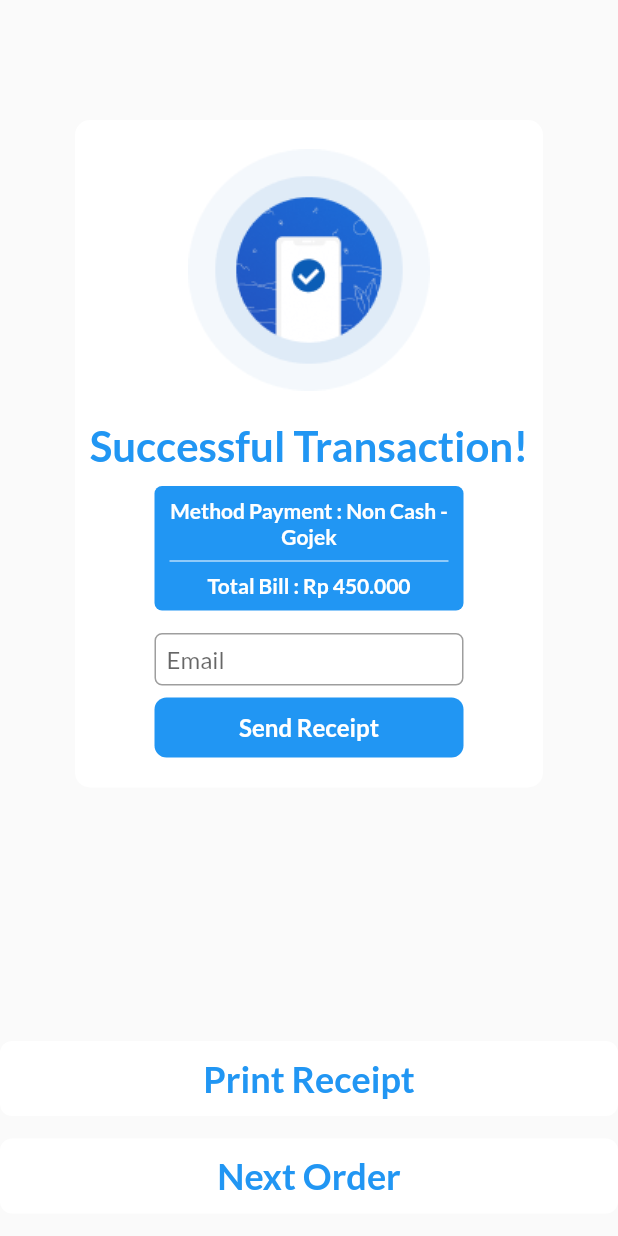
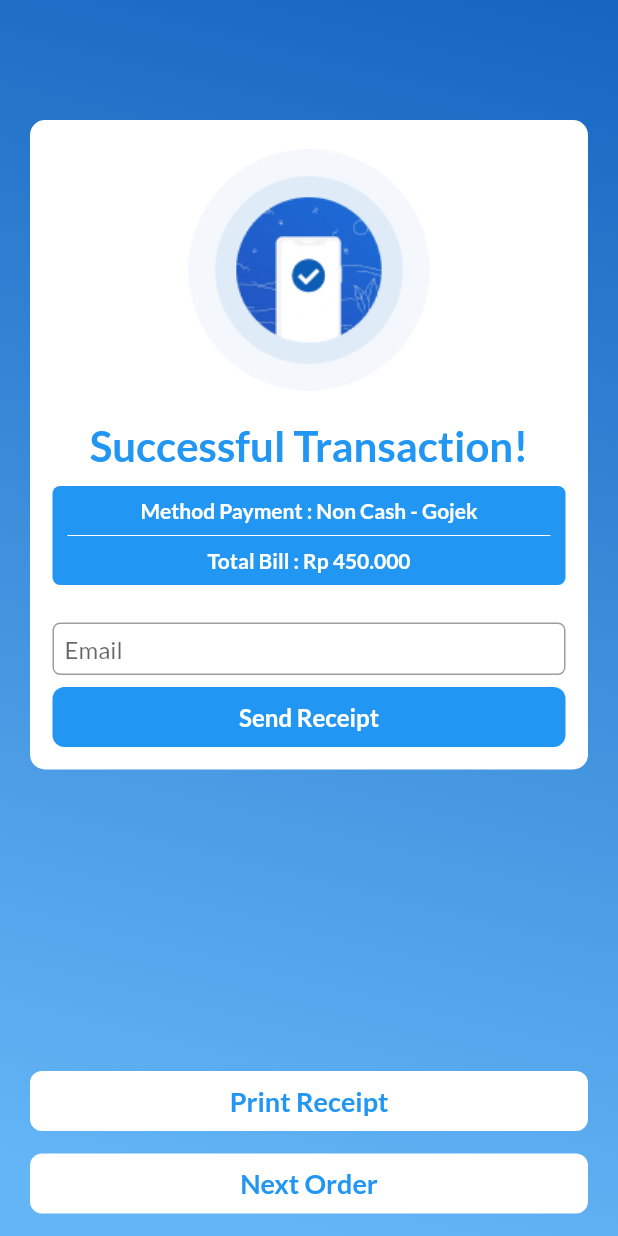
Before and after one commit to yonakris98/weez, a Flutter app: the CheckoutPage screen opened directly, after a tap on "Submit", on a phone screen of 412 x 824 dp. Run offline on Flutter 3.47's test engine with Material 2 defaults, Android fonts, the phone set to English and light mode, and no system bars; our stand-ins replace google_fonts.

Commit message:
initial commit

```diff
--- a/lib/ui/checkout.dart
+++ b/lib/ui/checkout.dart
@@ -77,7 +77,10 @@ class _CheckoutPageState extends State<CheckoutPage> {
               fontWeight: FontWeight.bold, fontSize: 24, color: Colors.blue),
         ),
       ),
-      body: SingleChildScrollView(
+      body: Column(
+        children: [
+          Expanded(
+            child: SingleChildScrollView(
               child: Column(
                 children: [
                   Container(
@@ -88,7 +91,8 @@ class _CheckoutPageState extends State<CheckoutPage> {
                           crossAxisAlignment: CrossAxisAlignment.start,
                           children: [
                             Padding(
-                        padding: const EdgeInsets.symmetric(vertical: 8.0),
+                              padding:
+                                  const EdgeInsets.symmetric(vertical: 8.0),
                               child: Text(
                                 'Order List',
                                 style: TextStyle(
@@ -179,7 +183,8 @@ class _CheckoutPageState extends State<CheckoutPage> {
                             crossAxisAlignment: CrossAxisAlignment.start,
                             children: [
                               Padding(
-                          padding: const EdgeInsets.fromLTRB(0, 40, 0, 10),
+                                padding:
+                                    const EdgeInsets.fromLTRB(0, 40, 0, 10),
                                 child: Text(
                                   'Total Cash',
                                   style: TextStyle(
@@ -195,7 +200,8 @@ class _CheckoutPageState extends State<CheckoutPage> {
                                     filled: true,
                                     border: OutlineInputBorder(
                                         borderSide: BorderSide.none,
-                                  borderRadius: BorderRadius.circular(20.0)),
+                                        borderRadius:
+                                            BorderRadius.circular(20.0)),
                                     hintText: 'Enter total cash'),
                               ),
                             ],
@@ -234,7 +240,8 @@ class _CheckoutPageState extends State<CheckoutPage> {
                               ),
                             ],
                             onPressed: (int index) {
-                        setState(() {
+                              setState(
+                                () {
                                   for (int buttonIndex = 0;
                                       buttonIndex < isSelected.length;
                                       buttonIndex++) {
@@ -245,25 +252,25 @@ class _CheckoutPageState extends State<CheckoutPage> {
                                       isSelected[buttonIndex] = false;
                                     }
                                   }
-                        });
+                                },
+                              );
                             },
                             isSelected: isSelected,
                           ),
                         ),
-            SizedBox(
-              height: 100,
+                ],
+              ),
+            ),
           ),
           Padding(
-              padding:
-                  const EdgeInsets.symmetric(horizontal: 10.0, vertical: 15),
+            padding: const EdgeInsets.symmetric(horizontal: 10.0, vertical: 15),
             child: ButtonWidget(
-                height: 70,
+              height: 40,
               label: 'Submit',
               onTap: () {
                 Navigator.push(
                   context,
-                    MaterialPageRoute(
-                        builder: (context) => SuccessTransaction()),
+                  MaterialPageRoute(builder: (context) => SuccessTransaction()),
                 );
               },
               color: Colors.blue,
@@ -272,7 +279,6 @@ class _CheckoutPageState extends State<CheckoutPage> {
           )
         ],
       ),
-      ),
     );
   }
 }
--- a/lib/ui/home.dart
+++ b/lib/ui/home.dart
@@ -131,12 +131,14 @@ class _HomePageState extends State<HomePage> {
                                       child: Center(
                                         child: Icon(
                                           Icons.remove,
-                                          color: Colors.white,
+                                          color: Colors.blue,
                                           size: 16,
                                         ),
                                       ),
                                       decoration: BoxDecoration(
-                                          color: Colors.red,
+                                          color: Colors.white,
+                                          border:
+                                              Border.all(color: Colors.blue),
                                           borderRadius:
                                               BorderRadius.circular(4)),
                                     ),
--- a/lib/ui/success_transaction.dart
+++ b/lib/ui/success_transaction.dart
@@ -1,4 +1,5 @@
 import 'package:flutter/material.dart';
+import 'package:weez/ui/home.dart';
 import 'package:weez/widget/buttonWidget.dart';
 
 class SuccessTransaction extends StatefulWidget {
@@ -10,19 +11,30 @@ class _SuccessTransactionState extends State<SuccessTransaction> {
   @override
   Widget build(BuildContext context) {
     return Scaffold(
-      body:
-          // SingleChildScrollView(
-          //   child:
-          Center(
+      body: SafeArea(
+        child: Container(
+          decoration: BoxDecoration(
+              gradient: LinearGradient(
+            begin: Alignment.topRight,
+            end: Alignment.bottomCenter,
+            colors: [
+              Colors.blue[800],
+              Colors.blue[300],
+            ],
+          )),
+          child: Padding(
+            padding: const EdgeInsets.symmetric(horizontal: 20.0),
             child: Column(
-          // crossAxisAlignment: CrossAxisAlignment.stretch,
-          // mainAxisAlignment: MainAxisAlignment.spaceBetween,
+              children: [
+                Expanded(
+                  child: SingleChildScrollView(
+                    child: Column(
                       children: [
                         SizedBox(
                           height: 80,
                         ),
                         Container(
-              width: MediaQuery.of(context).size.width - 100,
+                          width: MediaQuery.of(context).size.width,
                           decoration: BoxDecoration(
                             color: Colors.white,
                             borderRadius: BorderRadius.circular(10),
@@ -44,17 +56,23 @@ class _SuccessTransactionState extends State<SuccessTransaction> {
                               SizedBox(
                                 height: 10,
                               ),
-                  Container(
-                    width: MediaQuery.of(context).size.width / 2,
+                              Padding(
+                                padding: const EdgeInsets.symmetric(
+                                    horizontal: 15.0),
+                                child: Container(
+                                  width: MediaQuery.of(context).size.width,
                                   decoration: BoxDecoration(
                                     color: Colors.blue,
                                     borderRadius: BorderRadius.circular(5),
                                   ),
                                   child: Padding(
-                      padding: const EdgeInsets.symmetric(vertical: 8.0),
+                                    padding: const EdgeInsets.symmetric(
+                                        vertical: 8.0),
                                     child: Column(
-                        crossAxisAlignment: CrossAxisAlignment.center,
-                        mainAxisAlignment: MainAxisAlignment.center,
+                                      crossAxisAlignment:
+                                          CrossAxisAlignment.center,
+                                      mainAxisAlignment:
+                                          MainAxisAlignment.center,
                                       children: [
                                         Text(
                                           'Method Payment : Non Cash - Gojek',
@@ -65,8 +83,8 @@ class _SuccessTransactionState extends State<SuccessTransaction> {
                                           textAlign: TextAlign.center,
                                         ),
                                         Padding(
-                            padding:
-                                const EdgeInsets.symmetric(horizontal: 10.0),
+                                          padding: const EdgeInsets.symmetric(
+                                              horizontal: 10.0),
                                           child: Divider(
                                             color: Colors.white,
                                           ),
@@ -83,28 +101,36 @@ class _SuccessTransactionState extends State<SuccessTransaction> {
                                     ),
                                   ),
                                 ),
+                              ),
                               SizedBox(
-                    height: 15,
+                                height: 25,
                               ),
-                  Container(
-                    width: MediaQuery.of(context).size.width / 2,
+                              Padding(
+                                padding: const EdgeInsets.symmetric(
+                                    horizontal: 15.0),
+                                child: Container(
+                                  width: MediaQuery.of(context).size.width,
                                   child: TextFormField(
                                     decoration: InputDecoration(
                                         isDense: true, // Added this
-                          contentPadding: EdgeInsets.all(8), // Added this
+                                        contentPadding:
+                                            EdgeInsets.all(8), // Added this
                                         border: OutlineInputBorder(
-                              borderRadius: BorderRadius.circular(5.0)),
+                                            borderRadius:
+                                                BorderRadius.circular(5.0)),
                                         hintText: 'Email'),
+                                  ),
                                 ),
                               ),
                               SizedBox(
                                 height: 8,
                               ),
                               Padding(
-                    padding: const EdgeInsets.only(bottom: 20.0),
+                                padding: const EdgeInsets.symmetric(
+                                    horizontal: 15.0),
                                 child: ButtonWidget(
                                   height: 40,
-                      width: MediaQuery.of(context).size.width / 2,
+                                  width: MediaQuery.of(context).size.width,
                                   label: 'Send Receipt',
                                   fontSize: 16,
                                   onTap: () {},
@@ -112,15 +138,24 @@ class _SuccessTransactionState extends State<SuccessTransaction> {
                                   fontColor: Colors.white,
                                 ),
                               ),
+                              SizedBox(
+                                height: 15,
+                              ),
                             ],
                           ),
                         ),
-            Spacer(),
+                      ],
+                    ),
+                  ),
+                ),
+                SizedBox(
+                  height: 10,
+                ),
                 ButtonWidget(
-              height: 50,
+                  height: 40,
                   width: MediaQuery.of(context).size.width,
                   label: 'Print Receipt',
-              fontSize: 24,
+                  fontSize: 18,
                   onTap: () {},
                   color: Colors.white,
                   fontColor: Colors.blue,
@@ -129,11 +164,16 @@ class _SuccessTransactionState extends State<SuccessTransaction> {
                   height: 15,
                 ),
                 ButtonWidget(
-              height: 50,
+                  height: 40,
                   width: MediaQuery.of(context).size.width,
                   label: 'Next Order',
-              fontSize: 24,
-              onTap: () {},
+                  fontSize: 18,
+                  onTap: () {
+                    Navigator.push(
+                      context,
+                      MaterialPageRoute(builder: (context) => HomePage()),
+                    );
+                  },
                   color: Colors.white,
                   fontColor: Colors.blue,
                 ),
@@ -143,7 +183,8 @@ class _SuccessTransactionState extends State<SuccessTransaction> {
               ],
             ),
           ),
-      // ),
+        ),
+      ),
     );
   }
 }
```
Also changed, not shown: lib/ui/history_transaction.dart (added, +84 -0 lines), lib/ui/navBar.dart (+42 -27 lines), 1 other file. Lines whose indentation alone changed are shown as unchanged.
